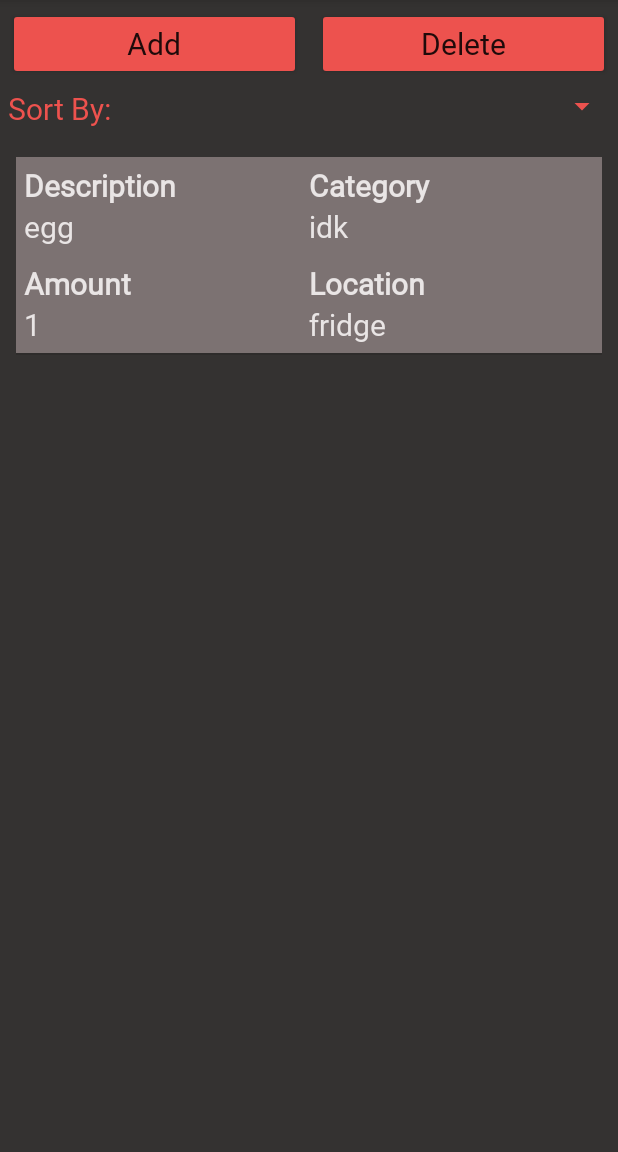
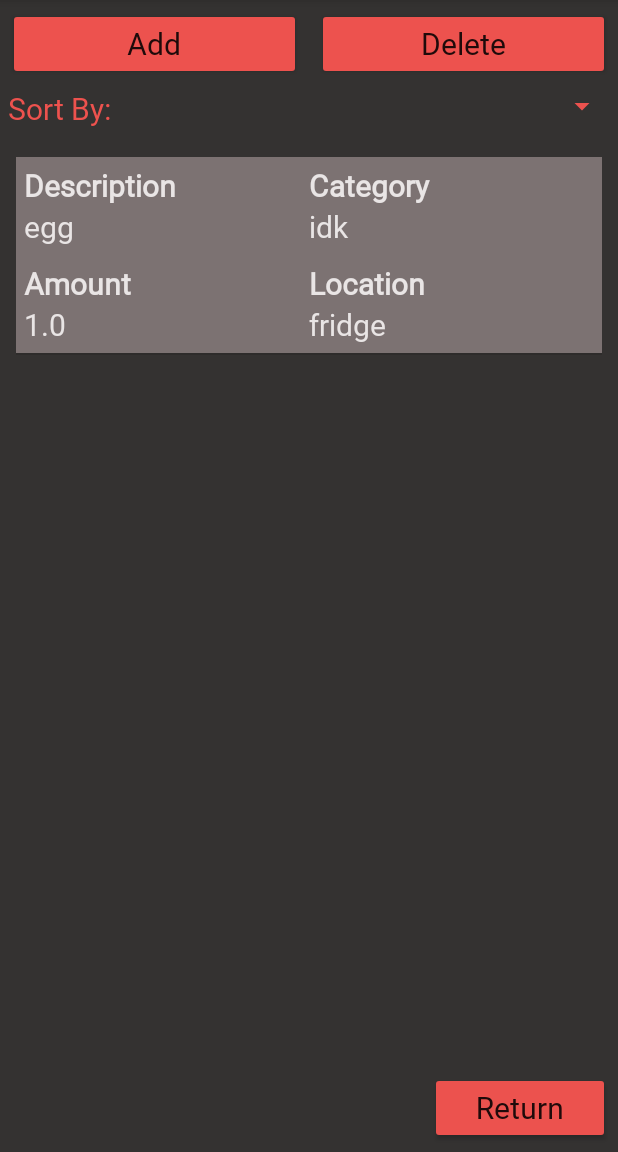
Before and after one commit to CMPUT301F22T24/Team24App, an Android app: the IngredientsActivity screen opened directly, with no data from a screen before it, on a phone screen of 412 x 824 dp, the part 84-1236 px from its top. Run offline under Robolectric (Android 15) with nearby library versions, the phone set to English and light mode, and no system bars.

```diff
--- a/code/app/src/main/java/com/example/cookingapp/Ingredient.java
+++ b/code/app/src/main/java/com/example/cookingapp/Ingredient.java
@@ -10,11 +10,11 @@ public class Ingredient implements Serializable {
     private String description;
     private LocalDate bestBeforeDate;
     private String location;
-    private Integer amount;
+    private Double amount;
     private String unit;
     private String category;
 
-    public Ingredient(String description, LocalDate bestBeforeDate, String location, Integer amount, String unit, String category) {
+    public Ingredient(String description, LocalDate bestBeforeDate, String location, Double amount, String unit, String category) {
         this.description = description;
         this.bestBeforeDate = bestBeforeDate;
         this.location = location;
@@ -23,7 +23,7 @@ public class Ingredient implements Serializable {
         this.category = category;
     }
 
-    public Ingredient(String description, String location, Integer amount, String unit, String category) {
+    public Ingredient(String description, String location, Double amount, String unit, String category) {
         this.description = description;
         this.bestBeforeDate = null;
         this.location = location;
@@ -72,11 +72,11 @@ public class Ingredient implements Serializable {
         this.location = location;
     }
 
-    public Integer getAmount() {
+    public Double getAmount() {
         return amount;
     }
 
-    public void setAmount(Integer amount) {
+    public void setAmount(Double amount) {
         this.amount = amount;
     }
 
--- a/code/app/src/main/java/com/example/cookingapp/IngredientsActivity.java
+++ b/code/app/src/main/java/com/example/cookingapp/IngredientsActivity.java
@@ -55,7 +55,7 @@ public class IngredientsActivity extends AppCompatActivity {
 
         // adding an egg ingredient to make sure everything works
         LocalDate date = LocalDate.now(); // current date is default
-        Ingredient ingredient = new Ingredient("egg", date, "fridge", 1, "dozen", "idk");
+        Ingredient ingredient = new Ingredient("egg", date, "fridge", 1.0, "dozen", "idk");
         ingredientList.add(ingredient);
         ingredientAdapter.notifyDataSetChanged();
 
@@ -67,6 +67,10 @@ public class IngredientsActivity extends AppCompatActivity {
 
                 String selected = ingredientList.get(position).getDescription() + " selected";
                 Toast.makeText(IngredientsActivity.this, selected, Toast.LENGTH_SHORT).show();
+
+
+
+
             }//onItemClick
         });
     }
@@ -84,4 +88,11 @@ public class IngredientsActivity extends AppCompatActivity {
             position = -1;
         }
     }//onDeleteClick
+
+
+    public void onReturnClick(View view){
+        finish();
+
+    }//onReturnClick
+
 }
--- a/code/app/src/main/res/layout/activity_add_ingredient.xml
+++ b/code/app/src/main/res/layout/activity_add_ingredient.xml
@@ -16,7 +16,6 @@
             android:layout_width="match_parent"
             android:layout_height="wrap_content"
             android:orientation="vertical">
-
 
 
 
@@ -248,13 +247,12 @@
                     android:layout_height="wrap_content"
                     android:backgroundTint="#ED524E"
                     android:fontFamily="@font/karma_medium"
-                    android:layout_weight="1"
                     android:hint="Amount of Ingredient..."
                     android:minHeight="48dp"
                     android:padding="5dp"
                     android:textColor="#E9E5E5"
                     android:textColorHint="#99E9E5E5"
-                    android:inputType="number"
+                    android:inputType="numberDecimal"
                     android:textSize="14sp"/>
 
 
--- a/code/app/src/main/res/layout/activity_ingredients.xml
+++ b/code/app/src/main/res/layout/activity_ingredients.xml
@@ -74,4 +74,17 @@
         android:layout_weight="1"
         />
 
+    <Button
+        android:id="@+id/Cancel_button"
+        android:layout_width="120dp"
+        android:layout_height="48dp"
+        android:layout_gravity="end"
+        android:layout_margin="5dp"
+        android:backgroundTint="#EC524E"
+        android:fontFamily="@font/karma_medium"
+        android:onClick="onReturnClick"
+        android:text="Return"
+        android:textAllCaps="false"
+        android:textSize="20sp" />
+
 </LinearLayout>
```
Also changed, not shown: code/app/src/main/java/com/example/cookingapp/AddIngredientActivity.java (+22 -6 lines), code/app/src/main/res/layout/activity_main.xml (+12 -1 lines).
